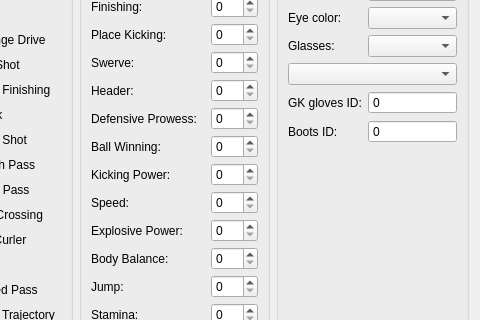
Qt form ui/Ui_players.ui (the4chancup/RigIt) before a commit; both pictures show x 794 to 1274 and y 185 to 505 of the 1274 by 786 pixel window.
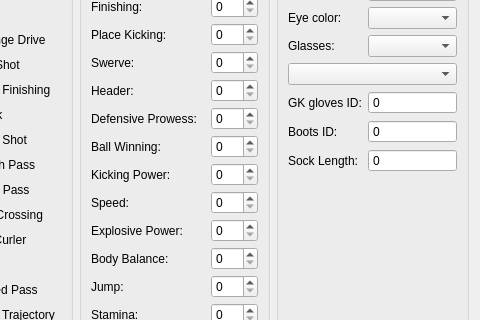
The same form after that commit.

Commit message: Added Sock Length

```diff
--- a/ui/Ui_players.ui
+++ b/ui/Ui_players.ui
@@ -1922,6 +1922,23 @@
         </property>
        </widget>
       </item>
+      <item row="12" column="0">
+       <widget class="QLabel" name="lblSockLength">
+        <property name="text">
+         <string>Sock Length:</string>
+        </property>
+       </widget>
+      </item>
+      <item row="12" column="1">
+       <widget class="QSpinBox" name="spxSockLength">
+        <property name="buttonSymbols">
+         <enum>QAbstractSpinBox::NoButtons</enum>
+        </property>
+        <property name="maximum">
+         <number>3</number>
+        </property>
+       </widget>
+      </item>
      </layout>
     </widget>
    </item>
```
The commit also changes 2 other files.
